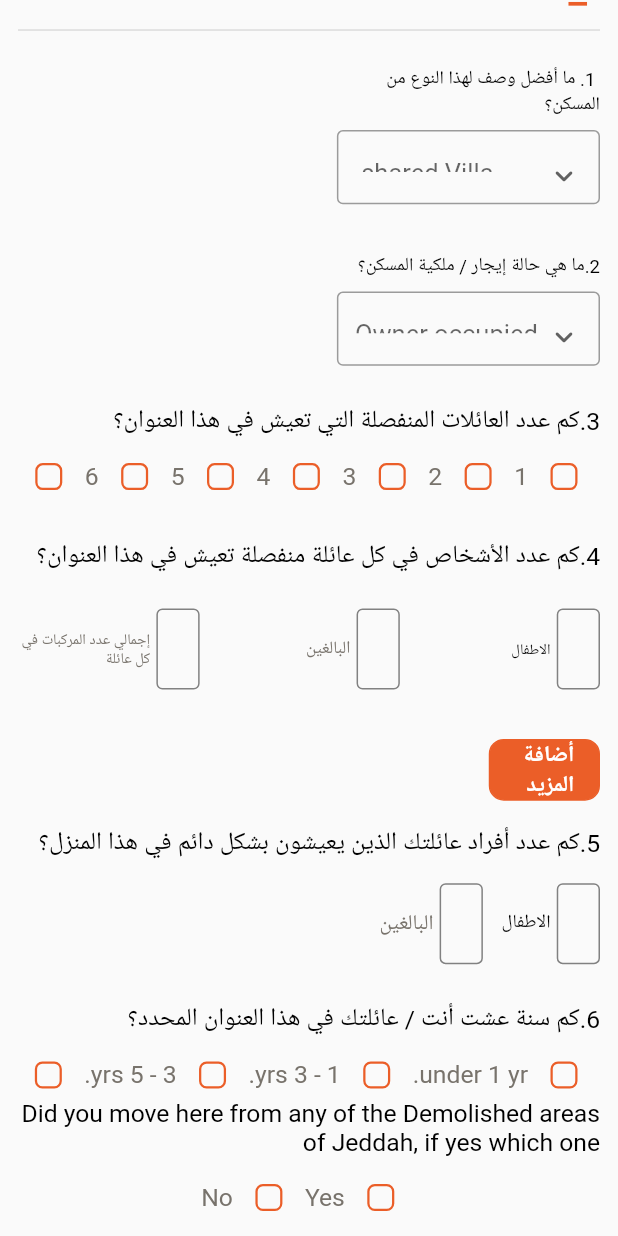
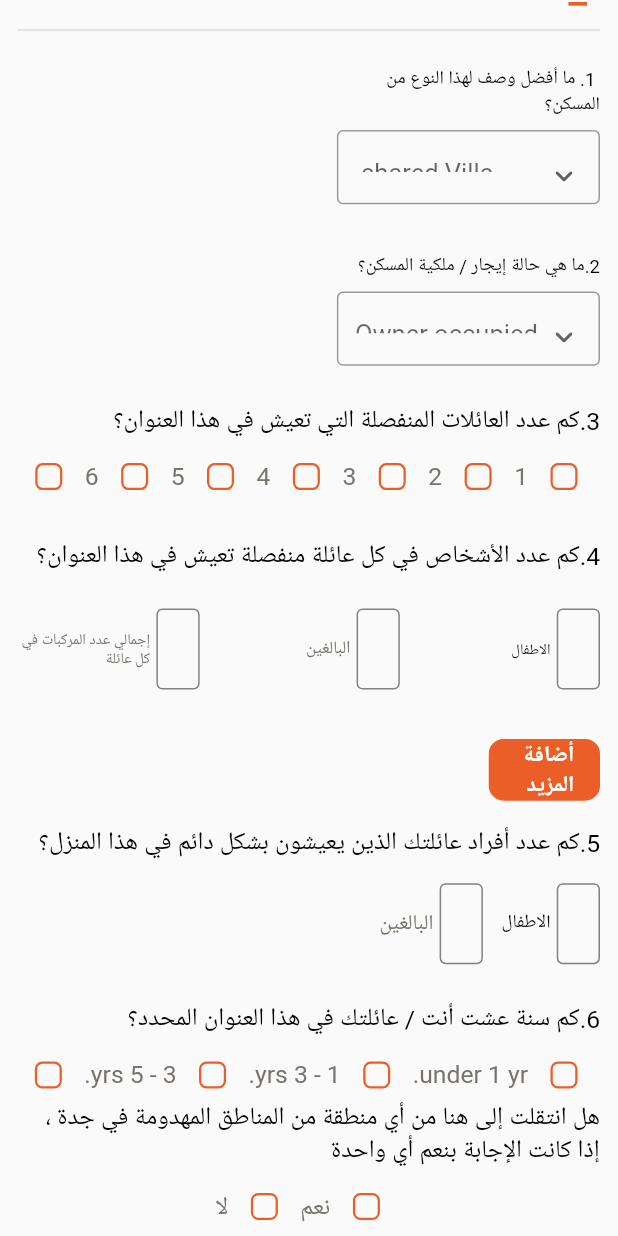
Before and after one commit to atefelsaeed/Jaddah-Household-Survey, a Flutter app: the SurveyScreen screen opened directly, scrolled down 576 dp, on a phone screen of 412 x 824 dp. Run offline on Flutter 3.47's test engine with Material 2 defaults, Android fonts, the phone set to English and light mode, and no system bars; our stand-ins replace connectivity_plus, firebase_core, firebase_messaging, fluttertoast, location, shared_preferences; missing offline and left inert: enum_to_string; accounts and stored records are empty; network calls fail.

```diff
--- a/lib/Data/HouseholdPart1/HHSData/questions_data.dart
+++ b/lib/Data/HouseholdPart1/HHSData/questions_data.dart
@@ -95,8 +95,8 @@ class QuestionsData {
   static Map<String, dynamic> qh7_2 = {
     'Did you move here from any of the Demolished areas of Jeddah, if yes which one':
         [
-      {"value": 'Yes', "isChick": false},
-      {"value": 'No', "isChick": false},
+      {"value": 'نعم', "isChick": false},
+      {"value": 'لا', "isChick": false},
     ]
   };
   static Map<String, dynamic> qh8_1 = {
--- a/lib/Data/HouseholdPart1/PersonData/person_data.dart
+++ b/lib/Data/HouseholdPart1/PersonData/person_data.dart
@@ -38,7 +38,7 @@ class PersonData {
       {"value": '45 - 54', "type": "1", "isChick": false},
       {"value": '55 - 64', "isChick": false, "type": "1"},
       {"value": '65 - 74', "isChick": false, "type": "1"},
-      {"value": '65 - 74', "isChick": false, "type": "1"},
+
       {"value": '>74', "isChick": false, "type": "retired", "type": "retire"},
     ],
     "title": "MainOccupation",
--- a/lib/UI/Screens/Survey/syrvey_screen.dart
+++ b/lib/UI/Screens/Survey/syrvey_screen.dart
@@ -29,7 +29,7 @@ class _SurveyScreenState extends State<SurveyScreen> {
   final TextEditingController area = TextEditingController();
 
   final TextEditingController zoneNumber = TextEditingController();
-
+  final TextEditingController yes = TextEditingController();
   final TextEditingController buildingName = TextEditingController();
   final TextEditingController dewType = TextEditingController();
   final TextEditingController isDewType = TextEditingController();
@@ -224,21 +224,34 @@ class _SurveyScreenState extends State<SurveyScreen> {
 
                   ListViewCheckBoxOrange(
                     onChange: (r) {
-                      if (r == "Yes") {
+                      setState(() {
+                        if (r == "نعم") {
                           HhsStatic.householdQuestions.hhsIsDemolishedAreas =
                           true;
                         } else {
                           HhsStatic.householdQuestions.hhsIsDemolishedAreas =
                           false;
                         }
+                      });
+                      print(r);
+
                     },
-                    title: QuestionsData.qh7_2.keys.first,
+                    title: "هل انتقلت إلى هنا من أي منطقة من المناطق المهدومة في جدة ، إذا كانت الإجابة بنعم أي واحدة",
                     question: QuestionsData
                         .qh7_2[QuestionsData.qh7_2.keys.first]!
                         .toList(),
                     subTitle: "",
                   ),
 
+                  HhsStatic.householdQuestions.hhsIsDemolishedAreas==true? Row(mainAxisAlignment: MainAxisAlignment.start,children: [
+                    TextForm(
+
+                      controller:yes,
+                      text: "  فمن أي منطقة (يُظهر المحاور قائمة بالمنطقة المهدومة)",
+                      label: " فمن أي منطقة (يُظهر المحاور قائمة بالمنطقة المهدومة)",
+                    )
+                  ],):Container(),
+                  AppSize.spaceHeight2(context),
                   /*   ListQ7(
                       title: "title",
                       question: QuestionsData
@@ -264,7 +277,10 @@ class _SurveyScreenState extends State<SurveyScreen> {
                             .qh9[QuestionsData.qh9.keys.first]!
                             .toList(),
                         onChange: (String p) {
+                          print(p);
+
                           HhsStatic.householdQuestions.hhsTotalIncome = p;
+                          print(HhsStatic.householdQuestions.hhsTotalIncome );
                         },
                       ),
                     ],
@@ -303,7 +319,7 @@ if(HhsStatic.householdQuestions.hhsDwellingType=="Other"){
                         surveyPt.hhsNumberBedRooms = peopleUnder18.text;
 
                         surveyPt.hhsSeparateFamilies = HhsStatic.houseHold;
-
+                        surveyPt.hhsTotalIncome=HhsStatic.householdQuestions.hhsTotalIncome;
                         surveyPt.hhsPCChildrenBikesNumber =
                             editingController3Q81.peopleUnder18.text;
                         surveyPt.hhsPCTotalBikesNumber =
@@ -323,6 +339,8 @@ if(HhsStatic.householdQuestions.hhsDwellingType=="Other"){
                         surveyPt.hhsESAdultsBikesNumber =
                             editingController3Q83.peopleAdults18.text;
                         //
+
+                     surveyPt.hhsDemolishedAreas=yes.text;
                         surveyPt.headerDistrictName = '';
                         surveyPt.headerZoneNumber = '';
                         print("survey Data");
@@ -342,7 +360,7 @@ if(HhsStatic.householdQuestions.hhsDwellingType=="Other"){
                       }
                     },
                     isWidget: true,
-                    text: "Next Step",
+                    text: "التالي",
                     widget: const Icon(Icons.arrow_forward),
                   ),
                   // HouseholdAddressSection()
--- a/lib/UI/Screens/Survey/widgets/text_form_row.dart
+++ b/lib/UI/Screens/Survey/widgets/text_form_row.dart
@@ -72,7 +72,7 @@ class TextFormer extends StatelessWidget {
             )),
         AppSize.spaceHeight1(context),
         MyTextForm(
-          label: label,
+          label: "",
           controller: controller,
         ),
       ],
--- a/lib/UI/Screens/person/components/default_entry.dart
+++ b/lib/UI/Screens/person/components/default_entry.dart
@@ -56,6 +56,7 @@ PersonModelList.personModelList[widget.i].personalHeadData!.gender=p.toString();
                   .toList(),
               onChange: (var p) {
                 PersonModelList.personModelList[widget.i].personalHeadData!.relationshipHeadHHS=p.toString();
+                print(PersonModelList.personModelList[widget.i].personalHeadData!.relationshipHeadHHS);
               },
             ),
           ],
--- a/lib/UI/Screens/person/components/next_step.dart
+++ b/lib/UI/Screens/person/components/next_step.dart
@@ -7,6 +7,7 @@ import 'package:jaddah_household_survey/UI/Screens/trips/trip_screen.dart';
 import 'package:location/location.dart';
 import 'package:provider/provider.dart';
 
+import '../../../../Data/HouseholdPart1/PersonData/person_model_list.dart';
 import '../../../../Providers/surveys.dart';
 import '../../../Widgets/custom_buttton.dart';
 import 'package:jaddah_household_survey/Providers/survey_hhs.dart';
@@ -19,6 +20,8 @@ class NextStep extends StatelessWidget {
     return DefaultButton(
       function: () {
         SavePersonData.saveData(context);
+        print(PersonModelList.personModelList[0].personalHeadData!.age.text);
+
         print('Saving Data :: ');
         Navigator.push(
           context,
--- a/lib/UI/Screens/vechicles/components/action_vec_screen.dart
+++ b/lib/UI/Screens/vechicles/components/action_vec_screen.dart
@@ -32,7 +32,7 @@ class ActionVecScreen extends StatelessWidget {
         );
       },
       isWidget: true,
-      text: "Finish",
+      text: "التالي",
       widget: const Icon(Icons.arrow_forward),
     );
   }
--- a/lib/UI/Screens/vechicles/components/controller_vechelies_body.dart
+++ b/lib/UI/Screens/vechicles/components/controller_vechelies_body.dart
@@ -65,6 +65,7 @@ class _ControllerVehiclesBodyState extends State<ControllerVehiclesBody> {
                     }),
                 VehiclesData.vecModel[index].isChosen == true
                     ? MyTextForm(
+
                         textInputType: TextInputType.number,
                         widthForm: width(context) * .120,
                         controller:
@@ -72,6 +73,7 @@ class _ControllerVehiclesBodyState extends State<ControllerVehiclesBody> {
                         label: '',
                         onChanged: (d) {
                           setState(() {
+                            if(d!.isNotEmpty) {
                               switch (VehiclesData.vecModel[index].title) {
                                 case "سيارة":
                                   VehModel.vecCar = [];
@@ -165,6 +167,7 @@ class _ControllerVehiclesBodyState extends State<ControllerVehiclesBody> {
                                   }
                                   break;
                               }
+                            }
                           });
 
                           //   VehiclesData.vecCar.add(VecBodyType(ageOfVec: ageOfVec, annual: annual, fuel: fuel, model: model, whoOwn: whoOwn))
```
Also changed, not shown: lib/UI/Screens/person/components/education_level.dart (+16 -1 lines), lib/UI/Screens/person/components/transporter_moblity.dart (+5 -2 lines), lib/UI/Screens/person/person_screen.dart (+19 -1 lines), lib/UI/Screens/trips/components/time_leave.dart (+7 -12 lines), lib/UI/Screens/trips/trip_screen.dart (+9 -0 lines). Lines whose indentation alone changed are shown as unchanged.
